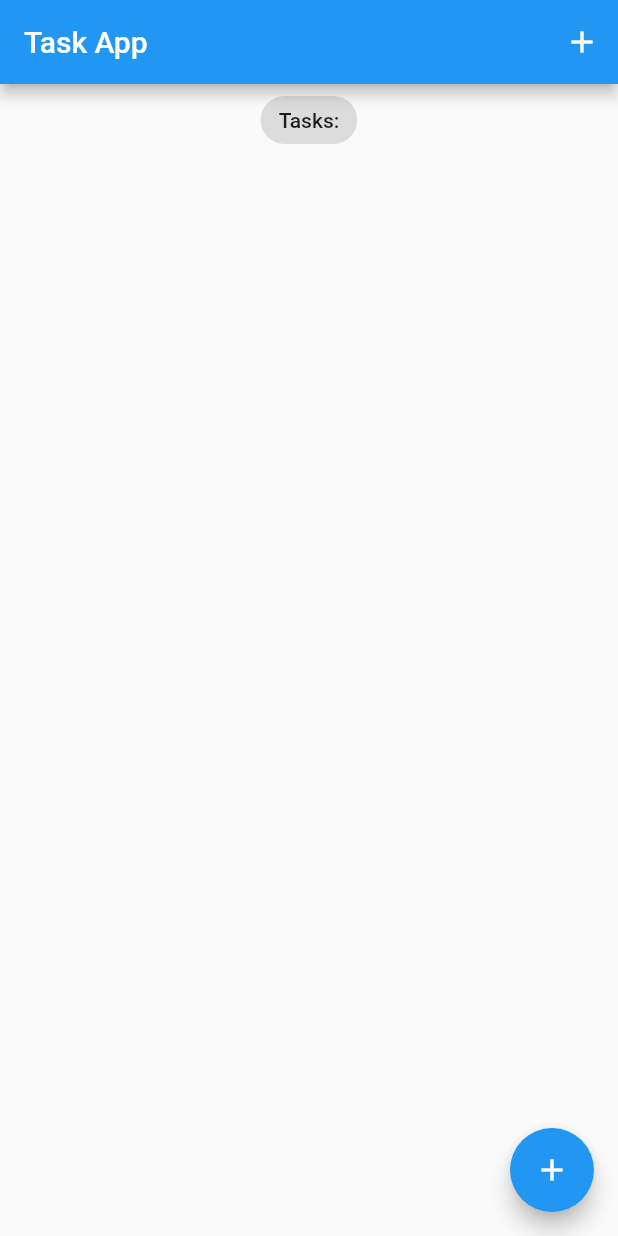
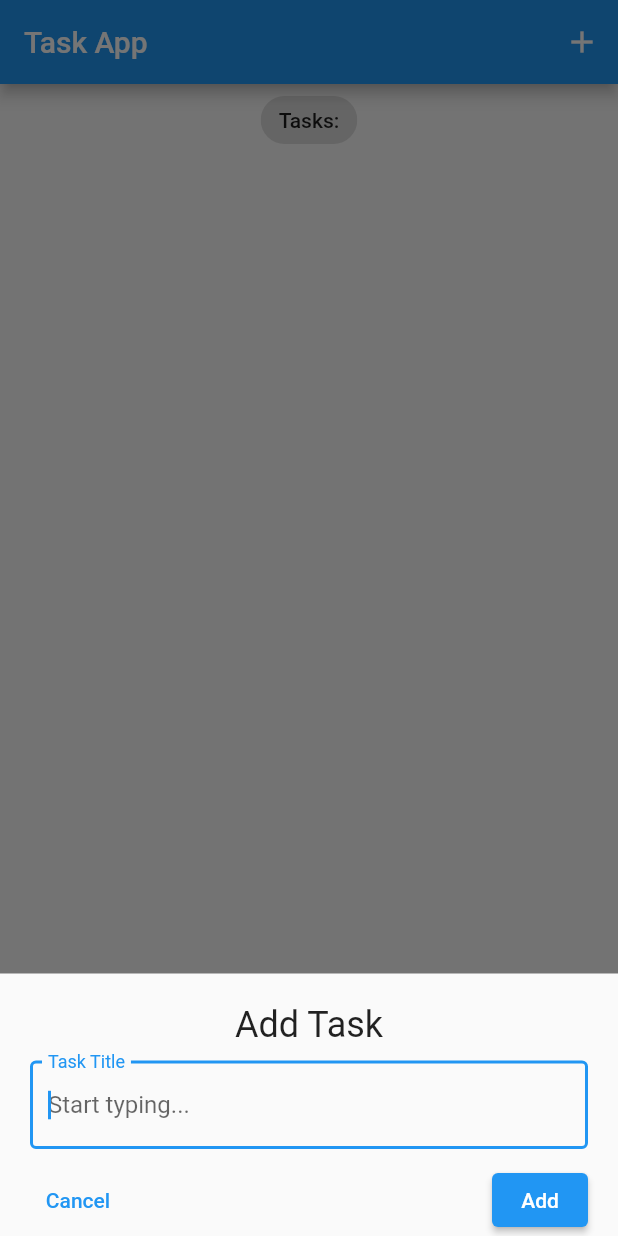
Before and after one commit to Messi002/Flutter-Task-app, a Flutter app: the screen it shows after launch, after a tap on the "add" icon, on a phone screen of 412 x 824 dp. Run offline on Flutter 3.47's test engine with Material 2 defaults, Android fonts, the phone set to English and light mode, and no system bars; our stand-ins replace equatable, flutter_bloc, hydrated_bloc.

Commit message:
task app

```diff
--- a/lib/blocs/bloc/tasks_bloc.dart
+++ b/lib/blocs/bloc/tasks_bloc.dart
@@ -1,27 +1,52 @@
-import 'package:bloc/bloc.dart';
 import 'package:equatable/equatable.dart';
+import 'package:hydrated_bloc/hydrated_bloc.dart';
 import 'package:taskapp/models/task.dart';
 
 part 'tasks_event.dart';
 part 'tasks_state.dart';
 
-class TasksBloc extends Bloc<TasksEvent, TasksState> {
+class TasksBloc extends HydratedBloc<TasksEvent, TasksState> {
   TasksBloc() : super(const TasksState()) {
     on<AddTask>(_onAddTask);
-    on<UpdateTask>(_onUpdateTask);
+    on<CheckIfTaskIsDone>(_onCheckIfTaskIsDone);
     on<DeleteTask>(_onDeleteTask);
   }
 
   void _onAddTask(AddTask event, Emitter<TasksState> emit) {
     final state = this.state;
 
-    emit(
-      TasksState(
-        allTasks: [...state.allTasks, event.task]
-      )
-    );
+    emit(TasksState(allTasks: [...state.allTasks, event.task]));
   }
 
-  void _onUpdateTask(UpdateTask event, Emitter<TasksState> emit) {}
-  void _onDeleteTask(DeleteTask event, Emitter<TasksState> emit) {}
+  void _onCheckIfTaskIsDone(CheckIfTaskIsDone event, Emitter<TasksState> emit) {
+    final state = this.state;
+    final task = event.task;
+
+    final index = state.allTasks.indexOf(task);
+    final List<Task> allTasks = [...state.allTasks]..remove(task);
+
+    task.isDone == false
+        ? allTasks.insert(index, task.copyWith(isDone: true))
+        : allTasks.insert(index, task.copyWith(isDone: false));
+
+    emit(TasksState(allTasks: allTasks));
+  }
+
+  void _onDeleteTask(DeleteTask event, Emitter<TasksState> emit) {
+    final state = this.state;
+
+    final List<Task> allTasks = [...(state).allTasks]..remove(event.task);
+
+    emit(TasksState(allTasks: allTasks));
+  }
+
+  @override
+  TasksState? fromJson(Map<String, dynamic> json) {
+    return TasksState.fromJson(json);
+  }
+
+  @override
+  Map<String, dynamic>? toJson(TasksState state) {
+    return state.toMap();
+  }
 }
--- a/lib/blocs/bloc/tasks_event.dart
+++ b/lib/blocs/bloc/tasks_event.dart
@@ -12,16 +12,16 @@ class AddTask extends TasksEvent {
 
   const AddTask({required this.task});
 
-    @override
+  @override
   List<Object> get props => [task];
 }
 
-class UpdateTask extends TasksEvent {
+class CheckIfTaskIsDone extends TasksEvent {
   final Task task;
 
-  const UpdateTask({required this.task});
+  const CheckIfTaskIsDone({required this.task});
 
-    @override
+  @override
   List<Object> get props => [task];
 }
 
@@ -30,6 +30,6 @@ class DeleteTask extends TasksEvent {
 
   const DeleteTask({required this.task});
 
-    @override
+  @override
   List<Object> get props => [task];
 }
--- a/lib/blocs/bloc_exports.dart
+++ b/lib/blocs/bloc_exports.dart
@@ -1,2 +1,3 @@
 export './bloc/tasks_bloc.dart';
 export 'package:flutter_bloc/flutter_bloc.dart';
+import 'package:hydrated_bloc/hydrated_bloc.dart';
--- a/lib/main.dart
+++ b/lib/main.dart
@@ -1,9 +1,15 @@
 import 'package:flutter/material.dart';
+import 'package:hydrated_bloc/hydrated_bloc.dart';
+import 'package:path_provider/path_provider.dart';
 import 'package:taskapp/screens/task_screen.dart';
 
 import 'blocs/bloc_exports.dart';
 
-void main() {
+void main() async {
+  WidgetsFlutterBinding.ensureInitialized();
+// final storage = await getApplicationDocumentsDirectory();
+// HydratedBloc.storage = await HydratedStorage.build(storageDirectory: storage);
+HydratedBloc.storage = await HydratedStorage.build(storageDirectory: await getApplicationDocumentsDirectory());
   runApp(const MyApp());
 }
 
--- /dev/null
+++ b/lib/screens/add_task_screen.dart
@@ -0,0 +1,72 @@
+import 'package:flutter/material.dart';
+import 'package:taskapp/models/task.dart';
+
+import '../blocs/bloc_exports.dart';
+
+class AddTaskScreen extends StatefulWidget {
+  const AddTaskScreen({
+    Key? key,
+  }) : super(key: key);
+
+  @override
+  State<AddTaskScreen> createState() => _AddTaskScreenState();
+}
+
+class _AddTaskScreenState extends State<AddTaskScreen> {
+  late final TextEditingController controller;
+
+  @override
+  void initState() {
+    controller = TextEditingController();
+    super.initState();
+  }
+
+  @override
+  void dispose() {
+    controller.dispose();
+    super.dispose();
+  }
+
+  @override
+  Widget build(BuildContext context) {
+    return Column(
+      children: [
+        const Text(
+          'Add Task',
+          style: TextStyle(fontSize: 24),
+        ),
+        const SizedBox(
+          height: 10,
+        ),
+        TextField(
+          autofocus: true,
+          controller: controller,
+          decoration: const InputDecoration(
+            label: Text('Task Title'),
+            hintText: 'Start typing...',
+            border: OutlineInputBorder(),
+          ),
+        ),
+        const SizedBox(
+          height: 10,
+        ),
+        Row(
+          mainAxisAlignment: MainAxisAlignment.spaceBetween,
+          children: [
+            TextButton(
+                onPressed: () => Navigator.pop(context),
+                child: const Text('Cancel')),
+            ElevatedButton(
+                onPressed: () {
+                  final task = Task(title: controller.text.trim());
+                  context.read<TasksBloc>().add(AddTask(task: task));
+                  controller.clear();
+                  Navigator.pop(context);
+                },
+                child: const Text('Add')),
+          ],
+        ),
+      ],
+    );
+  }
+}
--- a/lib/screens/task_screen.dart
+++ b/lib/screens/task_screen.dart
@@ -1,25 +1,28 @@
 import 'package:flutter/material.dart';
 import 'package:taskapp/blocs/bloc_exports.dart';
 import 'package:taskapp/models/task.dart';
-import 'package:taskapp/widgets/add_task_screen.dart';
+import 'package:taskapp/screens/add_task_screen.dart';
 // import 'package:taskapp/models/task.dart';
 import 'package:taskapp/widgets/task_list.dart';
 
-class TaskScreen extends StatefulWidget {
+
+class TaskScreen extends StatelessWidget {
+
   const TaskScreen({Key? key}) : super(key: key);
 
-  @override
-  State<TaskScreen> createState() => _TaskScreenState();
-}
-
-class _TaskScreenState extends State<TaskScreen> {
   void _addTask(BuildContext context) {
     showModalBottomSheet(
       context: context,
       builder: (context) {
-        return const SingleChildScrollView(
-          child: AddTaskScreen(),
-        );
+        return  SingleChildScrollView(
+          child: Container(
+      padding: EdgeInsets.only(
+          bottom: MediaQuery.of(context).viewInsets.bottom,
+          left: 20,
+          right: 20,
+          top: 20),
+      child: AddTaskScreen(),
+        ));
       },
     );
   }
@@ -33,7 +36,7 @@ class _TaskScreenState extends State<TaskScreen> {
           appBar: AppBar(
             title: const Text('Task App'),
             actions: [
-              IconButton(onPressed: () {}, icon: const Icon(Icons.add))
+              IconButton(onPressed: () => _addTask(context), icon: const Icon(Icons.add))
             ],
           ),
           body: Column(
--- /dev/null
+++ b/lib/test.dart
@@ -0,0 +1,5 @@
+
+
+// void main(List<String> args) {
+//   List.from()
+// }
--- a/lib/widgets/task_list.dart
+++ b/lib/widgets/task_list.dart
@@ -1,15 +1,16 @@
+import 'dart:developer';
+
 import 'package:flutter/material.dart';
+import 'package:taskapp/blocs/bloc_exports.dart';
 import 'package:taskapp/models/task.dart';
 
 class TaskList extends StatelessWidget {
-
   final List<Task> taskList;
 
   const TaskList({
     Key? key,
     required this.taskList,
   }) : super(key: key);
-
 
   @override
   Widget build(BuildContext context) {
@@ -21,9 +22,15 @@ class TaskList extends StatelessWidget {
           final task = taskList[index];
           return ListTile(
             title: Text(task.title),
-            trailing: Checkbox(value: task.isDone, onChanged:(value) {
+            trailing: Checkbox(
+              value: task.isDone,
+              onChanged: (value) {
+                log('$value');
+                context.read<TasksBloc>().add(CheckIfTaskIsDone(task: task));
+              },
 
-            },),
+            ),
+            onTap:() => context.read<TasksBloc>().add(DeleteTask(task: task)),
           );
         },
       ),
--- a/pubspec.yaml
+++ b/pubspec.yaml
@@ -35,6 +35,8 @@ dependencies:
   flutter:
     sdk: flutter
   flutter_bloc: ^8.1.2
+  hydrated_bloc: ^9.1.0
+  path_provider: ^2.0.12
 
 dev_dependencies:
   flutter_lints: ^2.0.0
```
Also changed, not shown: lib/blocs/bloc/tasks_state.dart (+17 -0 lines), lib/widgets/add_task_screen.dart (deleted, +0 -64 lines), pubspec.lock, 1 other file.
